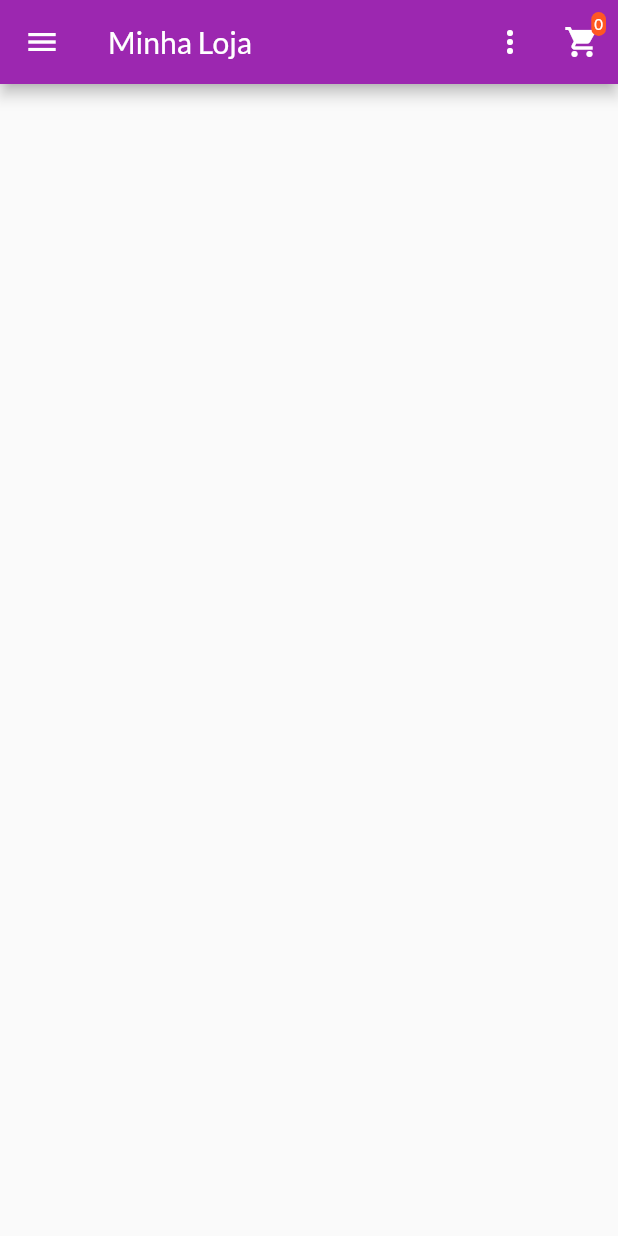
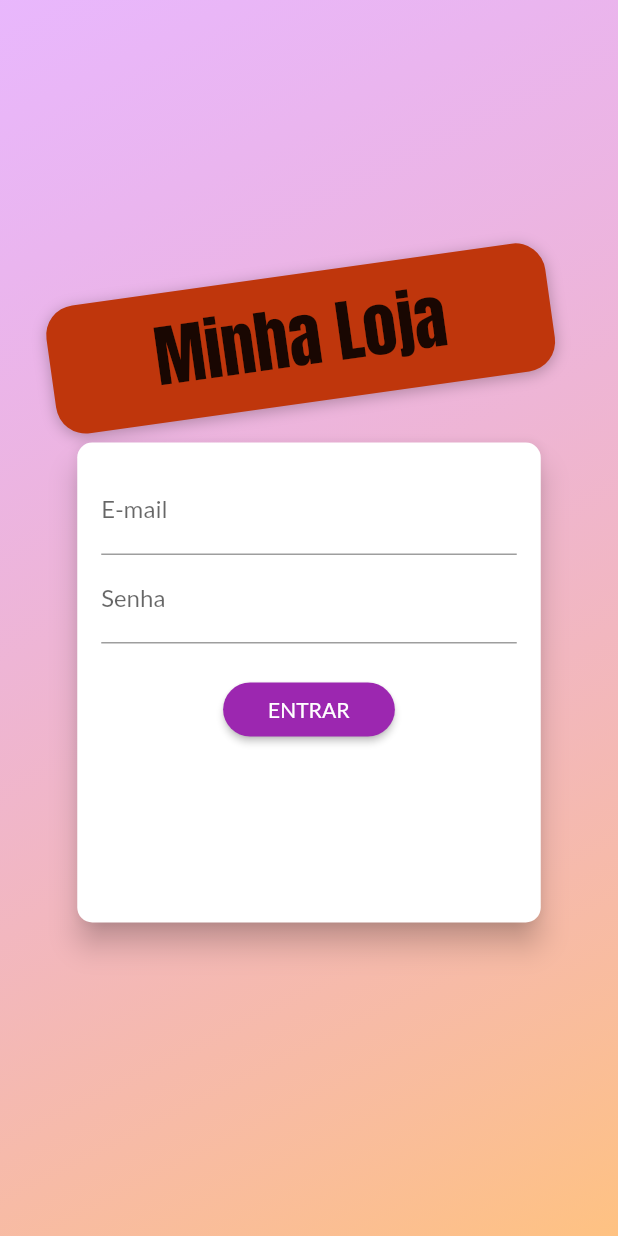
Before and after one commit to guijordan/curso_flutter, a Flutter app: the screen it shows after launch, on a phone screen of 412 x 824 dp. Run offline on Flutter 3.47's test engine with Material 2 defaults, Android fonts, the phone set to English and light mode, and no system bars.

Commit message:
Criação da tela de Login do aplicativo 'shop'.
Algumas novidades: Uso do Matrix4 para girar widgets ou seja exibir um
widget girado na diagonal por exemplo. Eis um exemplo:

Container(
                  padding: const EdgeInsets.symmetric(
                    vertical: 10,
                    horizontal: 70,
                  ),
                  //cascade operator
                  transform: Matrix4.rotationZ(-8 * pi / 180)..translate(-10.0),
                  decoration: BoxDecoration(
                    borderRadius: BorderRadius.circular(20),
                    color: Colors.deepOrange.shade900,
                    boxShadow: const [
                      BoxShadow(
                        blurRadius: 8,
                        color: Colors.black26,
                        offset: Offset(0, 2),
                      ),
                    ],
                  ),
                  child: Text(
                    'Minha Loja',
                    style: TextStyle(fontSize: 45, fontFamily: 'Anton', color: Theme.of(context).textTheme.headline6?.color),
                  ),
                ),

Revisão dos widgets Form e TextFormField do Flutter
Revisão sobre validações de formulários. Propriedade validator de
TextFormField

```diff
--- /dev/null
+++ b/shop/lib/components/auth_form.dart
@@ -0,0 +1,101 @@
+import 'package:flutter/material.dart';
+
+enum AuthMode { Signup, Login }
+
+class AuthForm extends StatefulWidget {
+  const AuthForm({super.key});
+
+  @override
+  State<AuthForm> createState() => _AuthFormState();
+}
+
+class _AuthFormState extends State<AuthForm> {
+  final _passwordController = TextEditingController();
+  AuthMode _authMode = AuthMode.Login;
+  Map<String, String> _authData = {
+    'email': '',
+    'password': '',
+  };
+
+  void _submit() {}
+
+  @override
+  Widget build(BuildContext context) {
+    final deviceSize = MediaQuery.of(context).size;
+    return Card(
+      elevation: 8,
+      shape: RoundedRectangleBorder(
+        borderRadius: BorderRadius.circular(10),
+      ),
+      child: Container(
+        padding: const EdgeInsets.all(16),
+        height: 320,
+        width: deviceSize.width * 0.75,
+        child: Form(
+          child: Column(
+            children: [
+              TextFormField(
+                decoration: const InputDecoration(labelText: 'E-mail'),
+                keyboardType: TextInputType.emailAddress,
+                onSaved: (email) => _authData['email'] = email ?? '',
+                validator: (_email) {
+                  final email = _email ?? '';
+                  if (email.trim().isEmpty || !email.contains('@')) {
+                    return 'Informe um e-mail válido';
+                  } else {
+                    return null;
+                  }
+                },
+              ),
+              TextFormField(
+                decoration: const InputDecoration(labelText: 'Senha'),
+                keyboardType: TextInputType.emailAddress,
+                obscureText: true,
+                controller: _passwordController,
+                onSaved: (password) => _authData['password'] = password ?? '',
+                validator: (_password) {
+                  final password = _password ?? '';
+                  if (password.isEmpty || password.length < 5) {
+                    return 'Informe uma senha válida.';
+                  } else {
+                    return null;
+                  }
+                },
+              ),
+              if (_authMode == AuthMode.Signup)
+                TextFormField(
+                  decoration: const InputDecoration(labelText: 'Confirmar Senha'),
+                  keyboardType: TextInputType.emailAddress,
+                  obscureText: true,
+                  validator: _authMode == AuthMode.Login
+                      ? null
+                      : (_password) {
+                          final password = _password ?? '';
+                          if (password != _passwordController.text) {
+                            return 'Senhas informadas não conferem!';
+                          } else {
+                            return null;
+                          }
+                        },
+                ),
+              const SizedBox(height: 20),
+              ElevatedButton(
+                onPressed: _submit,
+                style: ElevatedButton.styleFrom(
+                  shape: RoundedRectangleBorder(
+                    borderRadius: BorderRadius.circular(30),
+                  ),
+                  padding: const EdgeInsets.symmetric(
+                    horizontal: 30,
+                    vertical: 8,
+                  ),
+                ),
+                child: Text(_authMode == AuthMode.Login ? 'ENTRAR' : 'REGISTRAR'),
+              )
+            ],
+          ),
+        ),
+      ),
+    );
+  }
+}
--- a/shop/lib/main.dart
+++ b/shop/lib/main.dart
@@ -3,6 +3,7 @@ import 'package:provider/provider.dart';
 import 'package:shop/models/cart.dart';
 import 'package:shop/models/order_list.dart';
 import 'package:shop/models/product_list.dart';
+import 'package:shop/pages/auth_page.dart';
 import 'package:shop/pages/cart_page.dart';
 import 'package:shop/pages/orders_page.dart';
 import 'package:shop/pages/product_detail_page.dart';
@@ -45,6 +46,7 @@ class MyApp extends StatelessWidget {
         ),
         //home: const ProductsOverviewPage(),
         routes: {
+          AppRoutes.AUTH: (ctx) => const AuthPage(),
           AppRoutes.HOME: (ctx) => const ProductsOverviewPage(),
           AppRoutes.PRODUCT_DETAIL: (ctx) => const ProductDetailPage(),
           AppRoutes.CART: (ctx) => const CartPage(),
--- /dev/null
+++ b/shop/lib/pages/auth_page.dart
@@ -0,0 +1,59 @@
+import 'dart:math';
+
+import 'package:flutter/material.dart';
+import 'package:shop/components/auth_form.dart';
+
+class AuthPage extends StatelessWidget {
+  const AuthPage({super.key});
+
+  @override
+  Widget build(BuildContext context) {
+    return Scaffold(
+      body: Stack(
+        children: [
+          Container(
+            decoration: const BoxDecoration(
+              gradient: LinearGradient(colors: [
+                Color.fromRGBO(215, 117, 255, 0.5),
+                Color.fromRGBO(255, 188, 117, 0.9),
+              ], begin: Alignment.topLeft, end: Alignment.bottomRight),
+            ),
+          ),
+          Container(
+            width: double.infinity,
+            child: Column(
+              crossAxisAlignment: CrossAxisAlignment.center,
+              mainAxisAlignment: MainAxisAlignment.center,
+              children: [
+                Container(
+                  padding: const EdgeInsets.symmetric(
+                    vertical: 10,
+                    horizontal: 70,
+                  ),
+                  //cascade operator
+                  transform: Matrix4.rotationZ(-8 * pi / 180)..translate(-10.0),
+                  decoration: BoxDecoration(
+                    borderRadius: BorderRadius.circular(20),
+                    color: Colors.deepOrange.shade900,
+                    boxShadow: const [
+                      BoxShadow(
+                        blurRadius: 8,
+                        color: Colors.black26,
+                        offset: Offset(0, 2),
+                      ),
+                    ],
+                  ),
+                  child: Text(
+                    'Minha Loja',
+                    style: TextStyle(fontSize: 45, fontFamily: 'Anton', color: Theme.of(context).textTheme.headline6?.color),
+                  ),
+                ),
+                AuthForm(),
+              ],
+            ),
+          )
+        ],
+      ),
+    );
+  }
+}
--- a/shop/lib/utils/app_routes.dart
+++ b/shop/lib/utils/app_routes.dart
@@ -1,5 +1,6 @@
 class AppRoutes {
-  static const HOME = '/';
+  static const AUTH = '/';
+  static const HOME = '/home';
   static const PRODUCT_DETAIL = '/product-detail';
   static const CART = '/cart';
   static const ORDERS = '/orders';
```
